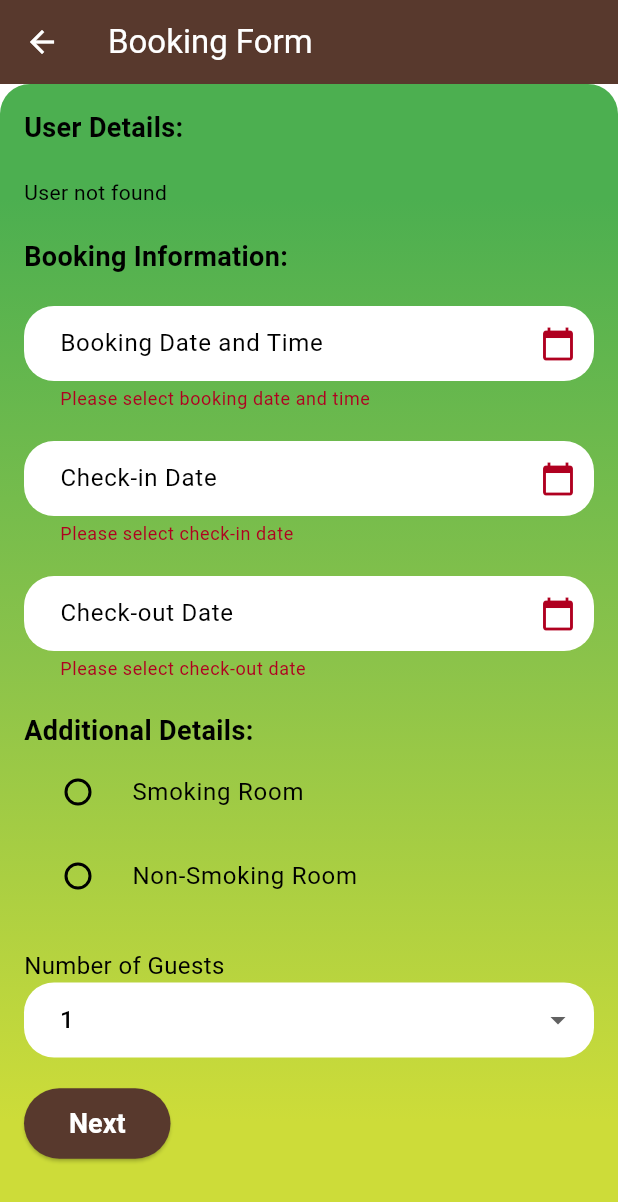
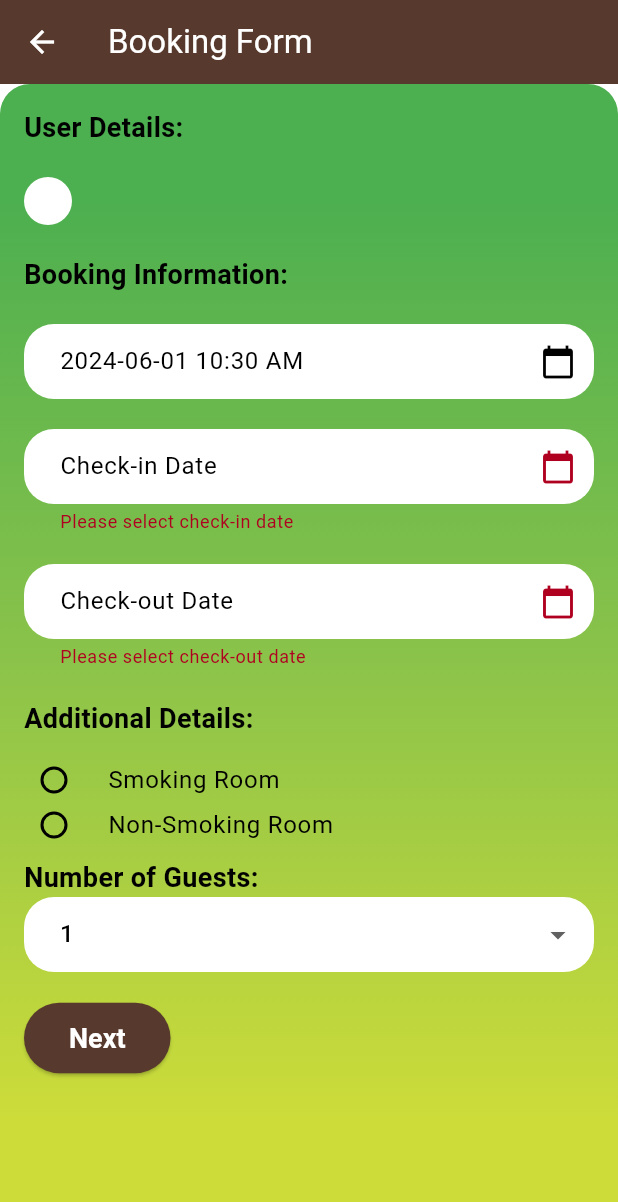
Before and after one commit to afeefnih/Assignment-Mobile, a Flutter app: the BookingForm screen opened directly with empty values, after a tap on "Next", on a phone screen of 412 x 824 dp. Shown: the top 1202 px of the screen. Run offline on Flutter 3.47's test engine with Material 3 defaults, Android fonts, the light colour scheme and no system bars; our stand-ins replace flutter_rating_bar, sqflite; accounts and stored records are empty.

Commit message:
booking form

```diff
--- a/lib/main.dart
+++ b/lib/main.dart
@@ -12,7 +12,8 @@ class MyApp extends StatelessWidget {
     );
     return MaterialApp(
       title: 'Homestay Booking',
-      theme: ThemeData(colorScheme: const ColorScheme.light(
+      theme: ThemeData(
+        colorScheme: const ColorScheme.light(
           primary: Color.fromARGB(255, 39, 35, 45),
           background: const Color.fromARGB(255, 88, 57, 45),
         ),
--- a/lib/payment_view.dart
+++ b/lib/payment_view.dart
@@ -54,9 +54,8 @@ class _PaymentViewState extends State<PaymentView> {
             crossAxisAlignment: CrossAxisAlignment.start,
             children: [
               Container(
-                //color: Colors.white,
                 decoration: BoxDecoration(
-                  color: Colors.white, //assign either here or to the container
+                  color: Colors.white,
                   borderRadius: BorderRadius.circular(20),
                 ),
                 child: Padding(
@@ -73,7 +72,6 @@ class _PaymentViewState extends State<PaymentView> {
                         controller: _discountCodeController,
                         decoration:
                             const InputDecoration(hintText: 'Enter code here', border: OutlineInputBorder()),
-                        // Implement validation and discount code functionality
                       ),
                       const SizedBox(height: 10),
                       Row(
--- a/lib/views/booking_form.dart
+++ b/lib/views/booking_form.dart
@@ -13,30 +13,7 @@ class BookingForm extends StatefulWidget {
 }
 
 class _BookingFormState extends State<BookingForm> {
-  String _userInfo = '';
-  final _formKey = GlobalKey<FormState>();
-  final TextEditingController _bookingDateTimeController =
-      TextEditingController();
-  final TextEditingController _checkInDateTimeController =
-      TextEditingController();
-  final TextEditingController _checkOutDateTimeController =
-      TextEditingController();
-
-  Future<String> fetchUserInfo() async {
-    DatabaseHelper dbHelper = DatabaseHelper.instance;
-    Map<String, dynamic>? user = await dbHelper.getUserById(widget.id);
-
-    if (user != null) {
-      List<String> userInfo = [
-        'Name: ${user['name']}',
-        'Email: ${user['email']}',
-        'Phone: ${user['phone']}',
-      ];
-      return userInfo.join('\n');
-    } else {
-      return 'User not found';
-    }
-  }
+  Map<String, dynamic>? _user;
 
   @override
   void initState() {
@@ -45,11 +22,22 @@ class _BookingFormState extends State<BookingForm> {
   }
 
   Future<void> _fetchUserInfo() async {
-    String userInfo = await fetchUserInfo();
+    DatabaseHelper dbHelper = DatabaseHelper.instance;
+    Map<String, dynamic>? user = await dbHelper.getUserById(widget.id);
     setState(() {
-      _userInfo = userInfo;
+      _user = user;
     });
   }
+
+  final _formKey = GlobalKey<FormState>();
+  final TextEditingController _bookingDateTimeController =
+      TextEditingController(
+    text: DateFormat('yyyy-MM-dd hh:mm a').format(DateTime.now()),
+  );
+  final TextEditingController _checkInDateTimeController =
+      TextEditingController();
+  final TextEditingController _checkOutDateTimeController =
+      TextEditingController();
 
   final List<int> _numGuestsList = List.generate(10, (index) => index + 1);
   int _numGuests = 1;
@@ -119,6 +107,34 @@ class _BookingFormState extends State<BookingForm> {
 
   @override
   Widget build(BuildContext context) {
+    List<Widget> userInfo = [];
+
+    if (_user != null) {
+      userInfo = [
+        Row(
+          children: [
+            Icon(Icons.person),
+            SizedBox(width: 8),
+            Text('Name: ${_user!['name']}'),
+          ],
+        ),
+        Row(
+          children: [
+            Icon(Icons.email),
+            SizedBox(width: 8),
+            Text('Email: ${_user!['email']}'),
+          ],
+        ),
+        Row(
+          children: [
+            Icon(Icons.phone),
+            SizedBox(width: 8),
+            Text('Phone: ${_user!['phone']}'),
+          ],
+        ),
+      ];
+    }
+
     return Scaffold(
       appBar: AppBar(
         title: Text('Booking Form'),
@@ -160,7 +176,18 @@ class _BookingFormState extends State<BookingForm> {
                   style: TextStyle(fontSize: 18, fontWeight: FontWeight.bold),
                 ),
                 const SizedBox(height: 20),
-                Text(_userInfo),
+                Container(
+                  decoration: BoxDecoration(
+                    color: Colors.white,
+                    borderRadius: BorderRadius.circular(20),
+                  ),
+                  child: Padding(
+                    padding: const EdgeInsets.all(16.0),
+                    child: Column(
+                      children: userInfo,
+                    ),
+                  ),
+                ),
                 const SizedBox(height: 20),
                 const Text(
                   'Booking Information:',
@@ -231,7 +258,9 @@ class _BookingFormState extends State<BookingForm> {
                       .asMap()
                       .entries
                       .map(
-                        (MapEntry<int, String> entry) => RadioListTile<int>(
+                        (MapEntry<int, String> entry) => SizedBox(
+                          height: 30,
+                          child: RadioListTile<int>(
                             title: Text(entry.value),
                             value: entry.key,
                             groupValue: _selectedRequestIndex,
@@ -240,18 +269,19 @@ class _BookingFormState extends State<BookingForm> {
                                 _selectedRequestIndex = value ?? -1;
                               });
                             },
+                            contentPadding: EdgeInsets.all(0),
+                          ),
                         ),
                       )
                       .toList(),
                 ),
                 const SizedBox(height: 20),
                 const Text(
-                  'Number of Guests',
-                  style: TextStyle(
-                    fontSize: 16,
-                  ),
+                  'Number of Guests:',
+                  style: TextStyle(fontSize: 18, fontWeight: FontWeight.bold),
                 ),
                 DropdownButtonFormField<int>(
+                  dropdownColor: Colors.white,
                   value: _numGuests,
                   items: _numGuestsList.map((int value) {
                     return DropdownMenuItem<int>(
@@ -275,11 +305,6 @@ class _BookingFormState extends State<BookingForm> {
                       // Calculate the number of days
                       int numberOfDays = calculateNumberOfDays(
                           _selectedCheckInDate!, _selectedCheckOutDate!);
-
-                      // Extract user information
-                      String userInfo = 'User Information:\n';
-                      userInfo += '${_userInfo}\n';
-                      userInfo += 'No of Days: $numberOfDays\n';
                       // Additional Requests
                       String additionalRequest = _selectedRequestIndex != -1
                           ? 'Additional Details: ${_smoking[_selectedRequestIndex]}\n'
@@ -295,9 +320,14 @@ class _BookingFormState extends State<BookingForm> {
                               mainAxisSize: MainAxisSize.min,
                               crossAxisAlignment: CrossAxisAlignment.start,
                               children: [
-                                Text(userInfo),
+                                Column(
+                                  children: userInfo,
+                                ),
+                                const SizedBox(height: 7),
+                                Text('No of Days: $numberOfDays'),
+                                Text('Number of Guests: $_numGuests'),
+                                const SizedBox(height: 7),
                                 Text(additionalRequest),
-                                Text('Number of Guests: $_numGuests'),
                               ],
                             ),
                             actions: [
```
Lines whose indentation alone changed are shown as unchanged.
